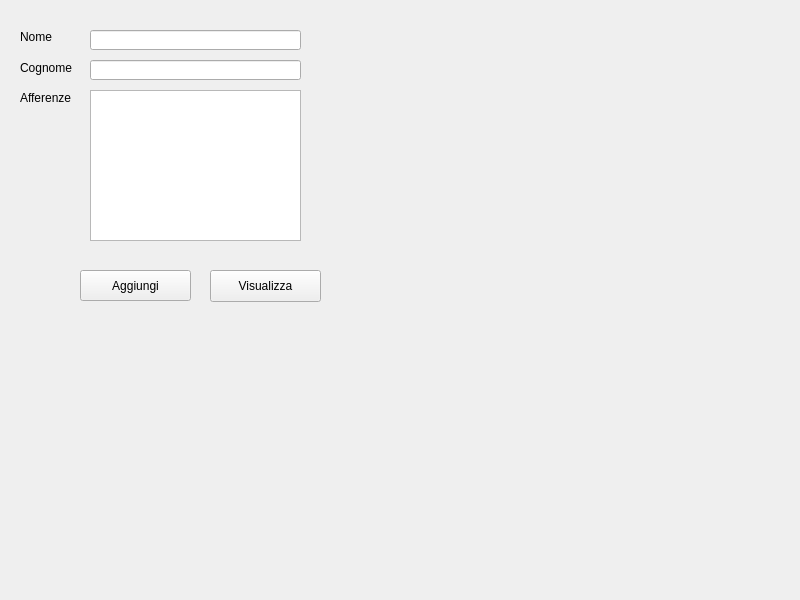
marcovirgillo/ProgettoPO, file Progetto/paginaautore.ui: the form before one commit.
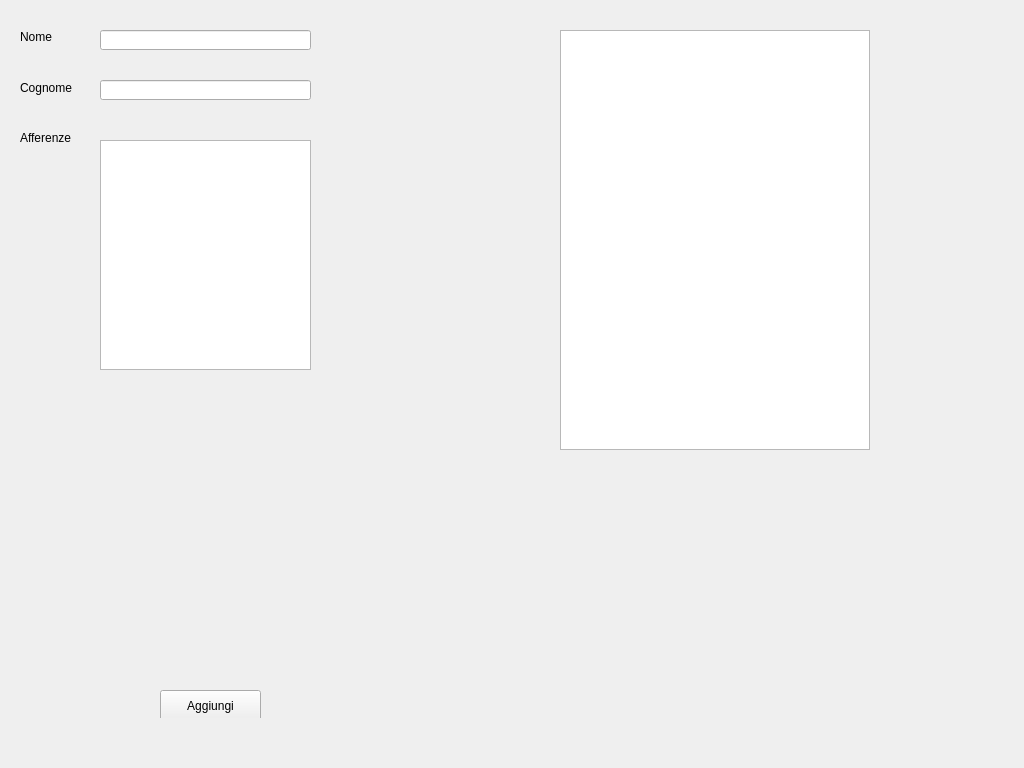
The form after the commit. The open tabs and pages were chosen to show the change.

Diff of the .ui file:
```diff
--- a/Progetto/paginaautore.ui
+++ b/Progetto/paginaautore.ui
@@ -6,8 +6,8 @@
    <rect>
     <x>0</x>
     <y>0</y>
-    <width>800</width>
-    <height>600</height>
+    <width>1024</width>
+    <height>768</height>
    </rect>
   </property>
   <property name="windowTitle">
@@ -18,29 +18,19 @@
     <rect>
      <x>0</x>
      <y>0</y>
-     <width>800</width>
-     <height>550</height>
+     <width>1024</width>
+     <height>718</height>
     </rect>
    </property>
    <property name="currentIndex">
-    <number>1</number>
+    <number>0</number>
    </property>
    <widget class="QWidget" name="Home">
-    <widget class="QTextEdit" name="Afferenze">
-     <property name="geometry">
-      <rect>
-       <x>90</x>
-       <y>90</y>
-       <width>211</width>
-       <height>151</height>
-      </rect>
-     </property>
-    </widget>
     <widget class="QLabel" name="labelAfferenze">
      <property name="geometry">
       <rect>
        <x>20</x>
-       <y>90</y>
+       <y>130</y>
        <width>61</width>
        <height>16</height>
       </rect>
@@ -52,8 +42,8 @@
     <widget class="QLineEdit" name="Cognome">
      <property name="geometry">
       <rect>
-       <x>90</x>
-       <y>60</y>
+       <x>100</x>
+       <y>80</y>
        <width>211</width>
        <height>20</height>
       </rect>
@@ -63,7 +53,7 @@
      <property name="geometry">
       <rect>
        <x>20</x>
-       <y>60</y>
+       <y>80</y>
        <width>61</width>
        <height>16</height>
       </rect>
@@ -75,7 +65,7 @@
     <widget class="QLineEdit" name="Nome">
      <property name="geometry">
       <rect>
-       <x>90</x>
+       <x>100</x>
        <y>30</y>
        <width>211</width>
        <height>20</height>
@@ -95,28 +85,15 @@
       <string>Nome</string>
      </property>
     </widget>
-    <widget class="QPushButton" name="buttonVisualizza">
-     <property name="geometry">
-      <rect>
-       <x>210</x>
-       <y>270</y>
-       <width>111</width>
-       <height>32</height>
-      </rect>
-     </property>
-     <property name="text">
-      <string>Visualizza</string>
-     </property>
-    </widget>
     <widget class="QPushButton" name="buttonAggiungi">
      <property name="enabled">
       <bool>true</bool>
      </property>
      <property name="geometry">
       <rect>
-       <x>80</x>
-       <y>270</y>
-       <width>111</width>
+       <x>160</x>
+       <y>690</y>
+       <width>101</width>
        <height>31</height>
       </rect>
      </property>
@@ -124,32 +101,28 @@
       <string>Aggiungi</string>
      </property>
     </widget>
-   </widget>
-   <widget class="QWidget" name="pageVisualizza">
     <widget class="QListWidget" name="listAutori">
      <property name="geometry">
       <rect>
-       <x>220</x>
-       <y>110</y>
-       <width>330</width>
-       <height>370</height>
+       <x>560</x>
+       <y>30</y>
+       <width>310</width>
+       <height>420</height>
       </rect>
      </property>
     </widget>
-    <widget class="QLabel" name="labelAutoriInseriti">
+    <widget class="QPlainTextEdit" name="Afferenze">
      <property name="geometry">
       <rect>
-       <x>220</x>
-       <y>80</y>
-       <width>81</width>
-       <height>21</height>
+       <x>100</x>
+       <y>140</y>
+       <width>211</width>
+       <height>230</height>
       </rect>
      </property>
-     <property name="text">
-      <string>Autori inseriti</string>
-     </property>
     </widget>
    </widget>
+   <widget class="QWidget" name="page2"/>
   </widget>
  </widget>
  <resources/>
```
